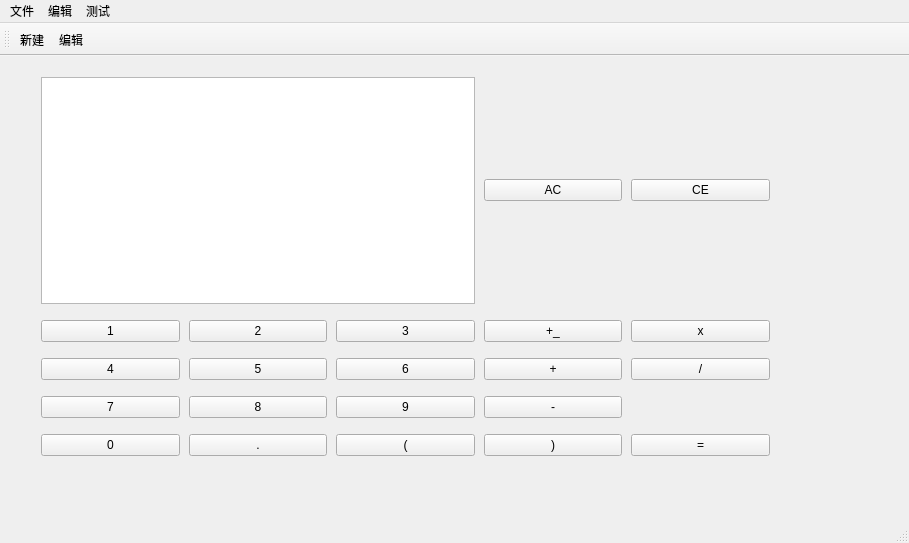
Above: mainwindow.ui from hosten1/QtCalculater before the change. Below: the same form after it.
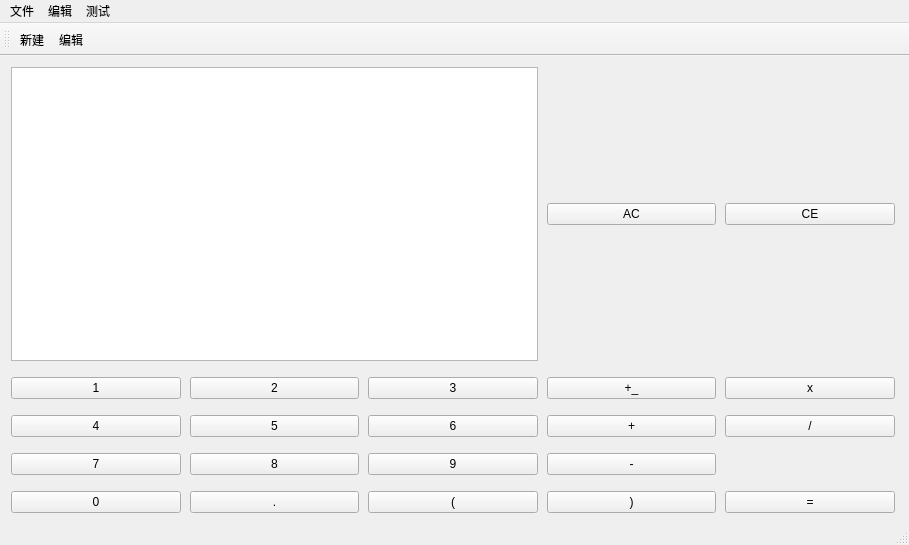
That is the form after the change.

Commit message: 布局固定

```diff
--- a/mainwindow.ui
+++ b/mainwindow.ui
@@ -7,22 +7,39 @@
     <x>0</x>
     <y>0</y>
     <width>909</width>
-    <height>543</height>
+    <height>545</height>
    </rect>
   </property>
+  <property name="minimumSize">
+   <size>
+    <width>909</width>
+    <height>545</height>
+   </size>
+  </property>
+  <property name="maximumSize">
+   <size>
+    <width>909</width>
+    <height>545</height>
+   </size>
+  </property>
   <property name="windowTitle">
    <string>MainWindow</string>
   </property>
   <widget class="QWidget" name="centralWidget">
-   <widget class="QWidget" name="gridLayoutWidget">
-    <property name="geometry">
-     <rect>
-      <x>30</x>
-      <y>10</y>
-      <width>751</width>
-      <height>401</height>
-     </rect>
-    </property>
+   <property name="minimumSize">
+    <size>
+     <width>906</width>
+     <height>468</height>
+    </size>
+   </property>
+   <property name="maximumSize">
+    <size>
+     <width>906</width>
+     <height>468</height>
+    </size>
+   </property>
+   <layout class="QVBoxLayout" name="verticalLayout">
+    <item>
     <layout class="QGridLayout" name="gridLayout">
      <property name="sizeConstraint">
       <enum>QLayout::SetDefaultConstraint</enum>
@@ -197,7 +214,8 @@
       </widget>
      </item>
     </layout>
-   </widget>
+    </item>
+   </layout>
   </widget>
   <widget class="QMenuBar" name="menuBar">
    <property name="geometry">
```
Lines whose indentation alone changed are shown as unchanged. The commit also changes 1 other file.
